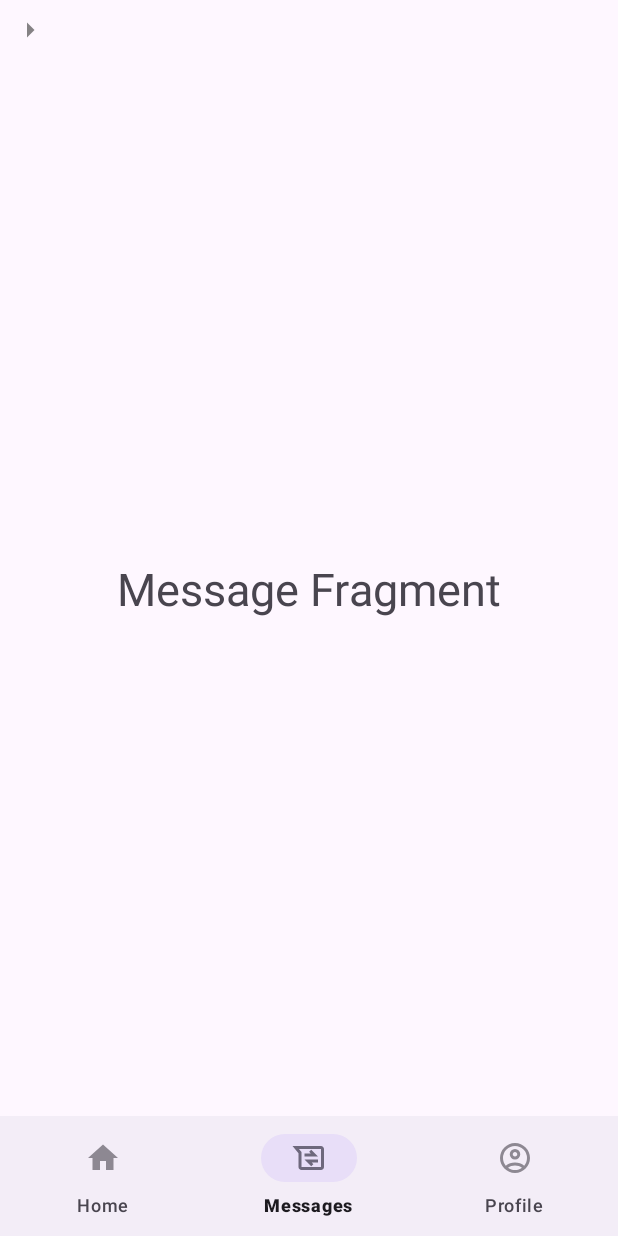
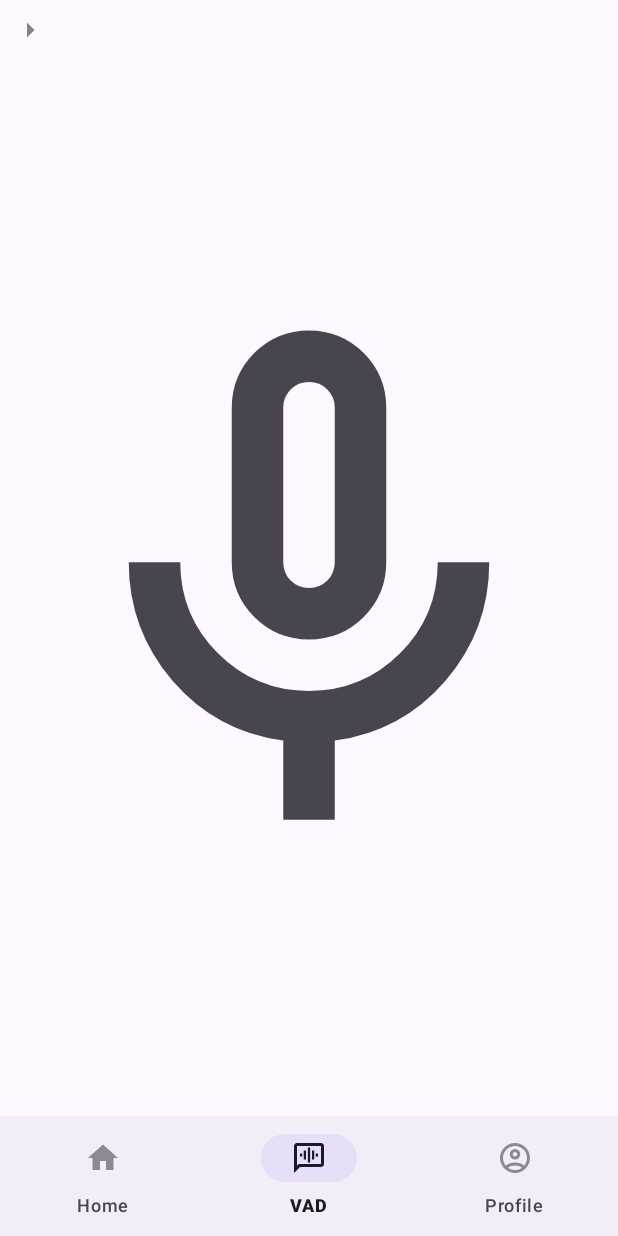
Before and after one commit to aykutalpgurler/databoss-aag, an Android app: the screen it shows after launch (MainActivity), item 2 of the bottom bar chosen, on a phone screen of 412 x 824 dp. Run offline under Robolectric (Android 15) with nearby library versions, the phone set to English and light mode, and no system bars.

Commit message:
vad fragment ui oluşturuldu

```diff
--- a/app/src/main/java/com/databoss/aag/fragments/MessageFragment.kt
+++ /dev/null
@@ -1,8 +0,0 @@
-package com.databoss.aag.fragments
-
-import androidx.fragment.app.Fragment
-import com.databoss.aag.R
-
-class MessageFragment : Fragment(R.layout.fragment_message) {
-
-}
--- /dev/null
+++ b/app/src/main/java/com/databoss/aag/fragments/VADFragment.kt
@@ -0,0 +1,25 @@
+package com.databoss.aag.fragments
+
+import android.os.Bundle
+import android.util.Log
+import android.view.View
+import android.widget.ImageView
+import android.widget.Toast
+import androidx.fragment.app.Fragment
+import com.databoss.aag.R
+
+class VADFragment : Fragment(R.layout.fragment_vad) {
+
+    private var isMicToggled = false
+
+    override fun onViewCreated(view: View, savedInstanceState: Bundle?) {
+        super.onViewCreated(view, savedInstanceState)
+        val micIcon = view.findViewById<ImageView>(R.id.micIcon)
+        micIcon.setOnClickListener {
+            isMicToggled = !isMicToggled
+            Log.d("VAD Fragment", "Mic is clicked.")
+            if (isMicToggled) Toast.makeText(context, "Listening...", Toast.LENGTH_SHORT).show()
+            else Toast.makeText(context, "Stopped", Toast.LENGTH_SHORT).show()
+        }
+    }
+}
--- a/app/src/main/res/drawable-anydpi/ic_messages.xml
+++ /dev/null
@@ -1,12 +0,0 @@
-<vector xmlns:android="http://schemas.android.com/apk/res/android"
-    android:width="24dp"
-    android:height="24dp"
-    android:viewportWidth="960"
-    android:viewportHeight="960"
-    android:tint="#333333"
-    android:alpha="0.6"
-    android:autoMirrored="true">
-  <path
-      android:fillColor="@android:color/white"
-      android:pathData="M280,800Q247,800 223.5,776.5Q200,753 200,720L200,350L40,160L800,160Q833,160 856.5,183.5Q880,207 880,240L880,720Q880,753 856.5,776.5Q833,800 800,800L280,800ZM212,240L280,320L280,720Q280,720 280,720Q280,720 280,720L800,720Q800,720 800,720Q800,720 800,720L800,240Q800,240 800,240Q800,240 800,240L212,240ZM540,700L596,644L552,600L720,600L720,520L360,520L540,700ZM360,440L720,440L540,260L484,316L528,360L360,360L360,440ZM506,480L506,480Q506,480 506,480Q506,480 506,480L506,480Q506,480 506,480Q506,480 506,480L506,480Q506,480 506,480Q506,480 506,480L506,480Z"/>
-</vector>
--- /dev/null
+++ b/app/src/main/res/drawable/mic_24px.xml
@@ -0,0 +1,10 @@
+<vector xmlns:android="http://schemas.android.com/apk/res/android"
+    android:width="24dp"
+    android:height="24dp"
+    android:viewportWidth="960"
+    android:viewportHeight="960"
+    android:tint="?attr/colorControlNormal">
+  <path
+      android:fillColor="@android:color/white"
+      android:pathData="M480,560Q430,560 395,525Q360,490 360,440L360,200Q360,150 395,115Q430,80 480,80Q530,80 565,115Q600,150 600,200L600,440Q600,490 565,525Q530,560 480,560ZM480,320Q480,320 480,320Q480,320 480,320L480,320Q480,320 480,320Q480,320 480,320Q480,320 480,320Q480,320 480,320L480,320Q480,320 480,320Q480,320 480,320ZM440,840L440,717Q336,703 268,624Q200,545 200,440L280,440Q280,523 338.5,581.5Q397,640 480,640Q563,640 621.5,581.5Q680,523 680,440L760,440Q760,545 692,624Q624,703 520,717L520,840L440,840ZM480,480Q497,480 508.5,468.5Q520,457 520,440L520,200Q520,183 508.5,171.5Q497,160 480,160Q463,160 451.5,171.5Q440,183 440,200L440,440Q440,457 451.5,468.5Q463,480 480,480Z"/>
+</vector>
--- /dev/null
+++ b/app/src/main/res/drawable/voice_chat_24px.xml
@@ -0,0 +1,10 @@
+<vector xmlns:android="http://schemas.android.com/apk/res/android"
+    android:width="24dp"
+    android:height="24dp"
+    android:viewportWidth="960"
+    android:viewportHeight="960"
+    android:tint="?attr/colorControlNormal">
+  <path
+      android:fillColor="@android:color/white"
+      android:pathData="M240,440L300,440L300,360L240,360L240,440ZM340,520L400,520L400,280L340,280L340,520ZM450,600L510,600L510,200L450,200L450,600ZM560,520L620,520L620,280L560,280L560,520ZM660,440L720,440L720,360L660,360L660,440ZM80,880L80,160Q80,127 103.5,103.5Q127,80 160,80L800,80Q833,80 856.5,103.5Q880,127 880,160L880,640Q880,673 856.5,696.5Q833,720 800,720L240,720L80,880ZM206,640L800,640Q800,640 800,640Q800,640 800,640L800,160Q800,160 800,160Q800,160 800,160L160,160Q160,160 160,160Q160,160 160,160L160,685L206,640ZM160,640L160,640L160,160Q160,160 160,160Q160,160 160,160L160,160Q160,160 160,160Q160,160 160,160L160,640Q160,640 160,640Q160,640 160,640Z"/>
+</vector>
--- a/app/src/main/res/layout/fragment_message.xml
+++ /dev/null
@@ -1,22 +0,0 @@
-<?xml version="1.0" encoding="utf-8"?>
-<androidx.constraintlayout.widget.ConstraintLayout xmlns:android="http://schemas.android.com/apk/res/android"
-    xmlns:app="http://schemas.android.com/apk/res-auto"
-    xmlns:tools="http://schemas.android.com/tools"
-    android:layout_width="match_parent"
-    android:layout_height="match_parent"
-    tools:context=".fragments.MessageFragment">
-
-    <TextView
-        android:id="@+id/tvMessageFragment"
-        android:layout_width="wrap_content"
-        android:layout_height="wrap_content"
-        android:text="Message Fragment"
-        android:textSize="30sp"
-        app:layout_constraintBottom_toBottomOf="parent"
-        app:layout_constraintEnd_toEndOf="parent"
-        app:layout_constraintHorizontal_bias="0.5"
-        app:layout_constraintStart_toStartOf="parent"
-        app:layout_constraintTop_toTopOf="parent"
-        app:layout_constraintVertical_bias="0.5" />
-
-</androidx.constraintlayout.widget.ConstraintLayout>
--- a/app/src/main/res/layout/fragment_profile.xml
+++ b/app/src/main/res/layout/fragment_profile.xml
@@ -4,7 +4,7 @@
     xmlns:tools="http://schemas.android.com/tools"
     android:layout_width="match_parent"
     android:layout_height="match_parent"
-    tools:context=".fragments.MessageFragment">
+    tools:context=".fragments.ProfileFragment">
 
     <TextView
         android:id="@+id/tvProfileFragment"
--- /dev/null
+++ b/app/src/main/res/layout/fragment_vad.xml
@@ -0,0 +1,31 @@
+<?xml version="1.0" encoding="utf-8"?>
+<androidx.constraintlayout.widget.ConstraintLayout
+    xmlns:android="http://schemas.android.com/apk/res/android"
+    xmlns:app="http://schemas.android.com/apk/res-auto"
+    xmlns:tools="http://schemas.android.com/tools"
+    android:layout_width="match_parent"
+    android:layout_height="match_parent"
+    tools:context=".fragments.VADFragment">
+
+    <ImageView
+        android:layout_width="match_parent"
+        android:layout_height="match_parent"
+        android:id="@+id/micIcon"
+        android:contentDescription="Mic Icon"
+        android:focusable="true"
+        android:src="@drawable/mic_24px"
+        android:clickable="true"/>
+
+<!--    <ImageView-->
+<!--        android:id="@+id/micIcon"-->
+<!--        android:layout_width="80dp"-->
+<!--        android:layout_height="80dp"-->
+<!--        android:src="@drawable/mic_24px"-->
+<!--        android:layout_gravity="center"-->
+<!--        android:contentDescription="Mic Icon"-->
+<!--        android:clickable="true"-->
+<!--        android:focusable="true" />-->
+
+
+
+</androidx.constraintlayout.widget.ConstraintLayout>
--- a/app/src/main/res/menu/bottom_nav_menu.xml
+++ b/app/src/main/res/menu/bottom_nav_menu.xml
@@ -7,13 +7,12 @@
         android:icon="@drawable/ic_home" />
 
     <item
-        android:id="@+id/miMessages"
-        android:title="Messages"
-        android:icon="@drawable/ic_messages" />
+        android:id="@+id/miVAD"
+        android:title="VAD"
+        android:icon="@drawable/voice_chat_24px" />
 
     <item
         android:id="@+id/miProfile"
         android:title="Profile"
         android:icon="@drawable/ic_profile" />
-
 </menu>
--- a/app/src/main/res/menu/nav_drawer_menu.xml
+++ b/app/src/main/res/menu/nav_drawer_menu.xml
@@ -3,14 +3,14 @@
 
     <item
         android:id="@+id/miItem1"
-        android:title="Item1" />
+        android:title="Home" />
 
     <item
         android:id="@+id/miItem2"
-        android:title="Item2" />
+        android:title="VAD" />
 
     <item
         android:id="@+id/miItem3"
-        android:title="Item3" />
+        android:title="Profile" />
 
 </menu>
```
Also changed, not shown: app/src/main/java/com/databoss/aag/MainActivity.kt (+27 -18 lines), app/src/main/res/drawable-hdpi/ic_messages.png (deleted), app/src/main/res/drawable-mdpi/ic_messages.png (deleted), app/src/main/res/drawable-xhdpi/ic_messages.png (deleted), app/src/main/res/drawable-xxhdpi/ic_messages.png (deleted).
